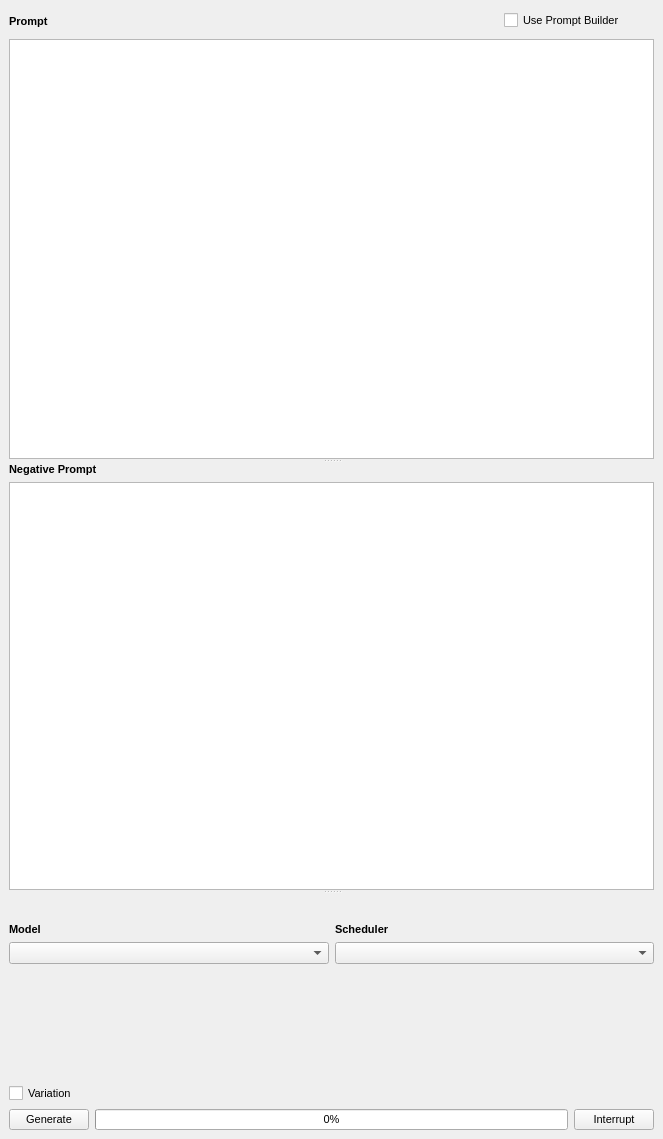
Qt form src/airunner/widgets/generator_form/templates/generatorform.ui (Capsize-Games/airunner) before a commit.
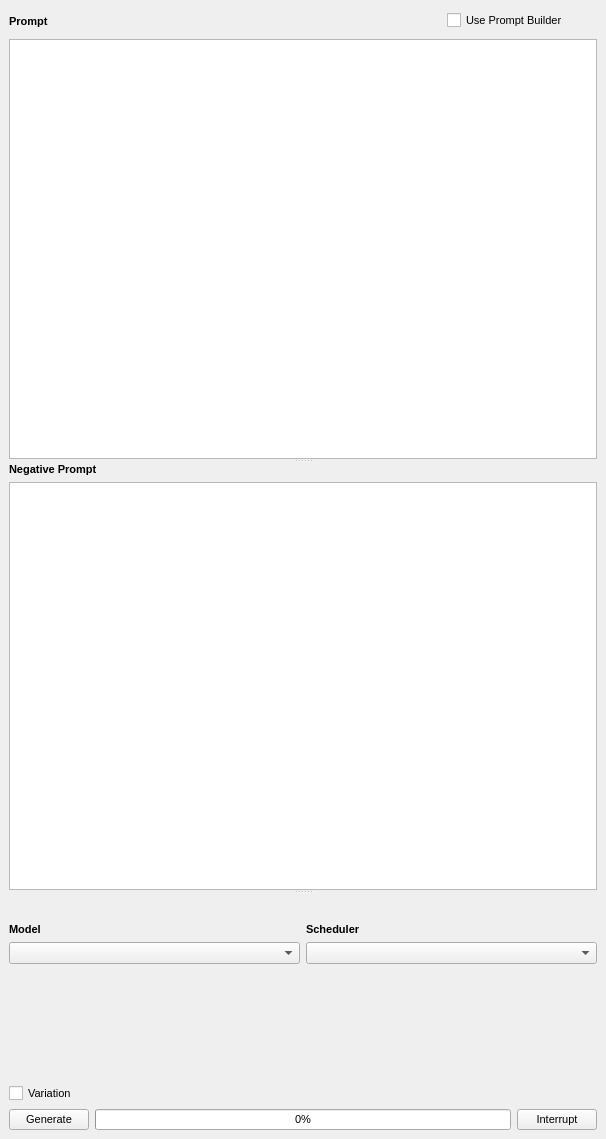
The same form after that commit. Icons and pictures are not drawn. Custom widgets are drawn as their Qt base class.

Commit message: hooks up generator buttons in generator form widget and sets model and scheduler on load

```diff
--- a/src/airunner/widgets/generator_form/templates/generatorform.ui
+++ b/src/airunner/widgets/generator_form/templates/generatorform.ui
@@ -6,7 +6,7 @@
    <rect>
     <x>0</x>
     <y>0</y>
-    <width>663</width>
+    <width>606</width>
     <height>1139</height>
    </rect>
   </property>
@@ -47,7 +47,7 @@
        <rect>
         <x>0</x>
         <y>0</y>
-        <width>663</width>
+        <width>606</width>
         <height>1139</height>
        </rect>
       </property>
@@ -186,7 +186,7 @@
             <rect>
              <x>0</x>
              <y>0</y>
-             <width>645</width>
+             <width>588</width>
              <height>296</height>
             </rect>
            </property>
```
Left out of the diff: 84 changed lines with no effect on the pictures. The commit also changes 2 other files.
